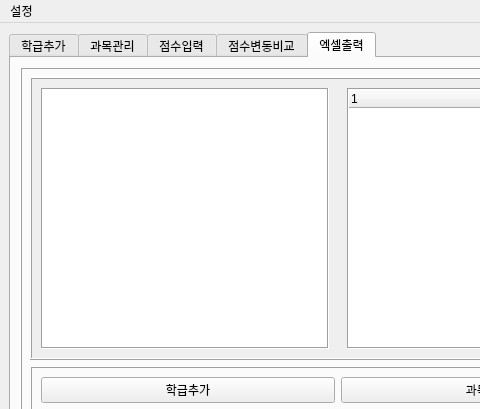
First picture: the form in manager.ui, repository chlwodud77/student-assesment-manager, before the edit; both pictures show x 0 to 480 and y 0 to 409 of the 1317 by 847 pixel window.
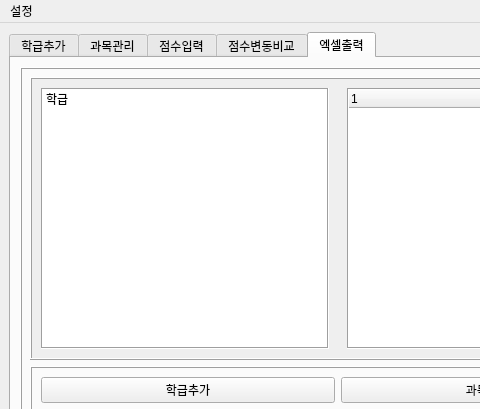
Second picture: the form after the edit. The open tabs and pages were chosen to show the change. Icons and pictures are not drawn.

```diff
--- a/manager.ui
+++ b/manager.ui
@@ -1651,6 +1651,11 @@
                     <property name="wordWrap">
                      <bool>false</bool>
                     </property>
+                    <item>
+                     <property name="text">
+                      <string>학급</string>
+                     </property>
+                    </item>
                    </widget>
                   </item>
                  </layout>
```
Left out of the diff: 18 changed lines with no effect on the pictures.
